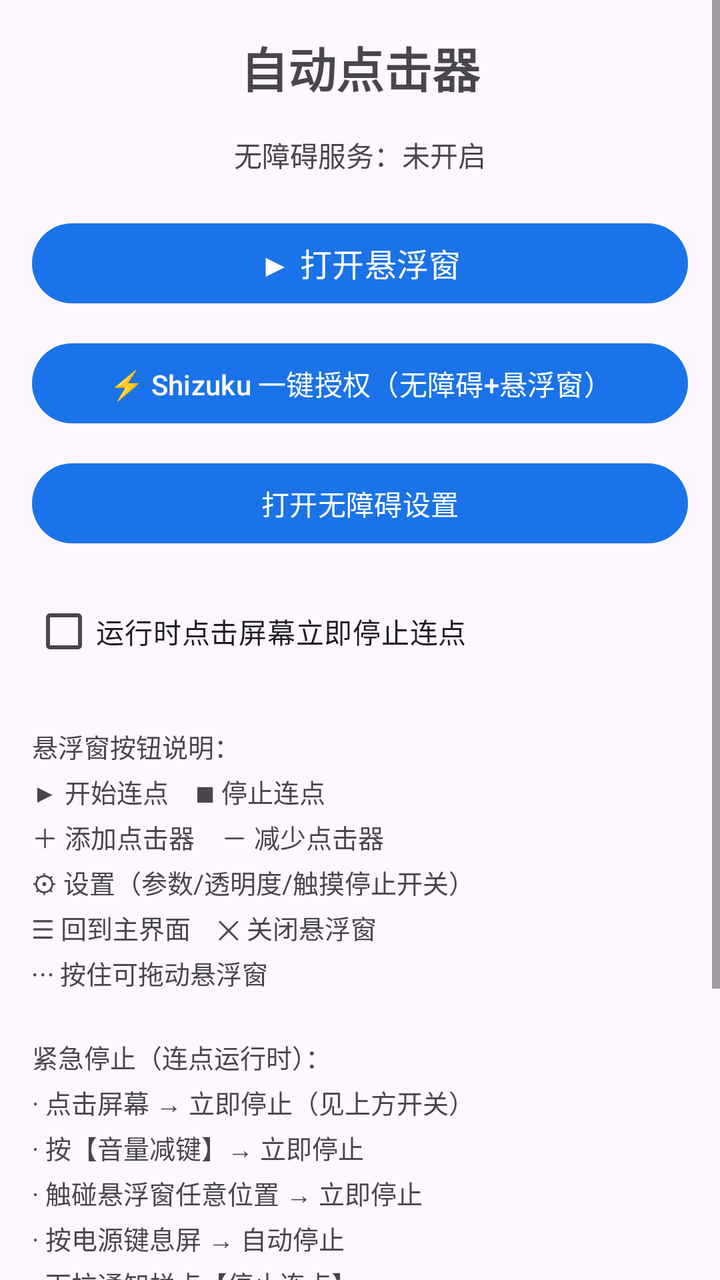
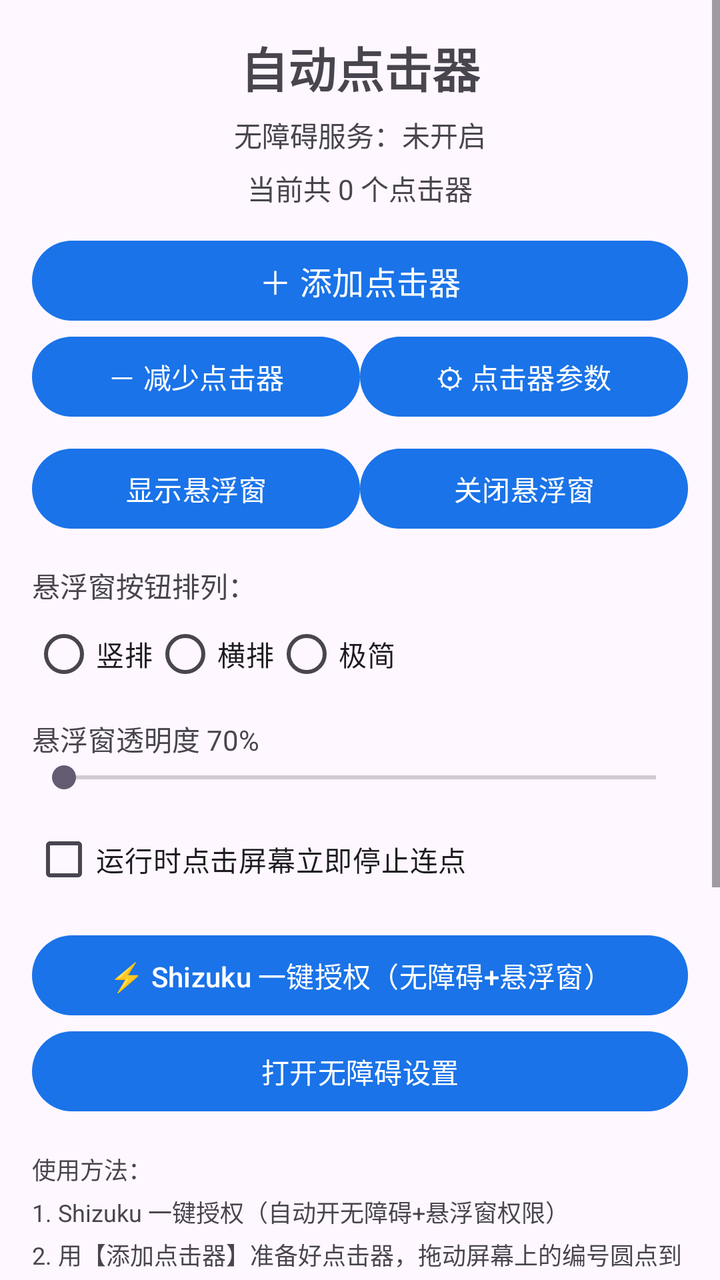

An Android layout rendered at two revisions. The XML below is the earlier revision; the diff shows what the commit changed to produce the second picture.
<!-- AndroidManifest.xml: application theme Theme.AutoClicker -->
<!-- res/layout/activity_main.xml -->
<?xml version="1.0" encoding="utf-8"?>
<ScrollView xmlns:android="http://schemas.android.com/apk/res/android"
    android:layout_width="match_parent"
    android:layout_height="match_parent"
    android:fitsSystemWindows="true">

    <LinearLayout
        android:layout_width="match_parent"
        android:layout_height="wrap_content"
        android:orientation="vertical"
        android:padding="16dp"
        android:gravity="center">

        <TextView
            android:layout_width="wrap_content"
            android:layout_height="wrap_content"
            android:text="自动点击器"
            android:textSize="24sp"
            android:textStyle="bold"
            android:layout_marginBottom="16dp"/>

        <TextView
            android:id="@+id/status"
            android:layout_width="wrap_content"
            android:layout_height="wrap_content"
            android:text="无障碍服务：未开启"
            android:textSize="14sp"
            android:layout_marginBottom="20dp"/>

        <Button android:id="@+id/btn_run"
            android:layout_width="match_parent"
            android:layout_height="wrap_content"
            android:text="▶ 打开悬浮窗"
            android:textSize="16sp"
            android:layout_marginBottom="12dp"/>

        <Button android:id="@+id/btn_shizuku"
            android:layout_width="match_parent"
            android:layout_height="wrap_content"
            android:text="⚡ Shizuku 一键授权（无障碍+悬浮窗）"
            android:textSize="14sp"
            android:layout_marginBottom="12dp"/>

        <Button android:id="@+id/btn_open_acc"
            android:layout_width="match_parent"
            android:layout_height="wrap_content"
            android:text="打开无障碍设置"
            android:textSize="14sp"/>

        <CheckBox android:id="@+id/cb_touch_stop"
            android:layout_width="match_parent"
            android:layout_height="wrap_content"
            android:text="运行时点击屏幕立即停止连点"
            android:textSize="14sp"
            android:layout_marginTop="16dp"/>

        <TextView
            android:layout_width="match_parent"
            android:layout_height="wrap_content"
            android:text="悬浮窗按钮说明：&#10;▶ 开始连点    ■ 停止连点&#10;＋ 添加点击器    － 减少点击器&#10;⚙ 设置（参数/透明度/触摸停止开关）&#10;☰ 回到主界面    ✕ 关闭悬浮窗&#10;⋯ 按住可拖动悬浮窗&#10;&#10;紧急停止（连点运行时）：&#10;· 点击屏幕 → 立即停止（见上方开关）&#10;· 按【音量减键】→ 立即停止&#10;· 触碰悬浮窗任意位置 → 立即停止&#10;· 按电源键息屏 → 自动停止&#10;· 下拉通知栏点【停止连点】"
            android:textSize="13sp"
            android:layout_marginTop="24dp"
            android:lineSpacingExtra="4dp"/>

        <TextView
            android:layout_width="match_parent"
            android:layout_height="wrap_content"
            android:text="使用方法：&#10;1. 点【Shizuku 一键授权】自动开启无障碍和悬浮窗权限&#10;2. 点【打开悬浮窗】调出控制面板&#10;3. 用 ＋ 添加点击器（显示为带编号的圆点）&#10;4. 把圆点拖到要点击的位置&#10;5. 点 ▶ 开始连点（运行时圆点不可拖动，点击会穿透到下方应用）"
            android:textSize="12sp"
            android:textColor="?android:attr/textColorSecondary"
            android:layout_marginTop="16dp"
            android:lineSpacingExtra="4dp"/>

    </LinearLayout>
</ScrollView>
<!-- resources referenced by this layout -->
<resources>
  <style name="Theme.AutoClicker" parent="Theme.Material3.DayNight">
          <item name="colorPrimary">@color/primary</item>
      </style>
  <color name="primary">#1a73e8</color>
</resources>

<!-- the commit's change to res/layout/activity_main.xml (unified diff, before → after) -->
@@ -8,38 +8,114 @@
         android:layout_width="match_parent"
         android:layout_height="wrap_content"
         android:orientation="vertical"
-        android:padding="16dp"
-        android:gravity="center">
+        android:padding="16dp">
 
         <TextView
             android:layout_width="wrap_content"
             android:layout_height="wrap_content"
+            android:layout_gravity="center_horizontal"
             android:text="自动点击器"
             android:textSize="24sp"
-            android:textStyle="bold"
-            android:layout_marginBottom="16dp"/>
+            android:textStyle="bold"/>
 
         <TextView
             android:id="@+id/status"
             android:layout_width="wrap_content"
             android:layout_height="wrap_content"
+            android:layout_gravity="center_horizontal"
             android:text="无障碍服务：未开启"
             android:textSize="14sp"
-            android:layout_marginBottom="20dp"/>
+            android:layout_marginTop="6dp"/>
 
-        <Button android:id="@+id/btn_run"
+        <TextView
+            android:id="@+id/clicker_count"
+            android:layout_width="wrap_content"
+            android:layout_height="wrap_content"
+            android:layout_gravity="center_horizontal"
+            android:text="当前共 0 个点击器"
+            android:textSize="14sp"
+            android:layout_marginTop="6dp"
+            android:layout_marginBottom="12dp"/>
+
+        <Button android:id="@+id/btn_add"
             android:layout_width="match_parent"
             android:layout_height="wrap_content"
-            android:text="▶ 打开悬浮窗"
-            android:textSize="16sp"
-            android:layout_marginBottom="12dp"/>
+            android:text="＋ 添加点击器"
+            android:textSize="16sp"/>
+
+        <LinearLayout
+            android:layout_width="match_parent"
+            android:layout_height="wrap_content"
+            android:orientation="horizontal">
+            <Button android:id="@+id/btn_remove"
+                android:layout_width="0dp" android:layout_height="wrap_content"
+                android:layout_weight="1" android:text="－ 减少点击器"/>
+            <Button android:id="@+id/btn_params"
+                android:layout_width="0dp" android:layout_height="wrap_content"
+                android:layout_weight="1" android:text="⚙ 点击器参数"/>
+        </LinearLayout>
+
+        <LinearLayout
+            android:layout_width="match_parent"
+            android:layout_height="wrap_content"
+            android:orientation="horizontal"
+            android:layout_marginTop="8dp">
+            <Button android:id="@+id/btn_show_panel"
+                android:layout_width="0dp" android:layout_height="wrap_content"
+                android:layout_weight="1" android:text="显示悬浮窗"
+                android:textSize="14sp"/>
+            <Button android:id="@+id/btn_close_panel"
+                android:layout_width="0dp" android:layout_height="wrap_content"
+                android:layout_weight="1" android:text="关闭悬浮窗"
+                android:textSize="14sp"/>
+        </LinearLayout>
+
+        <TextView
+            android:layout_width="match_parent"
+            android:layout_height="wrap_content"
+            android:text="悬浮窗按钮排列："
+            android:textSize="14sp"
+            android:layout_marginTop="14dp"/>
+
+        <RadioGroup android:id="@+id/rg_layout"
+            android:layout_width="match_parent"
+            android:layout_height="wrap_content"
+            android:orientation="horizontal">
+            <RadioButton android:id="@+id/rb_v"
+                android:layout_width="wrap_content" android:layout_height="wrap_content"
+                android:text="竖排"/>
+            <RadioButton android:id="@+id/rb_h"
+                android:layout_width="wrap_content" android:layout_height="wrap_content"
+                android:text="横排"/>
+            <RadioButton android:id="@+id/rb_min"
+                android:layout_width="wrap_content" android:layout_height="wrap_content"
+                android:text="极简"/>
+        </RadioGroup>
+
+        <TextView android:id="@+id/alpha_label"
+            android:layout_width="match_parent"
+            android:layout_height="wrap_content"
+            android:text="悬浮窗透明度 70%"
+            android:textSize="14sp"
+            android:layout_marginTop="8dp"/>
+
+        <SeekBar android:id="@+id/seek_alpha"
+            android:layout_width="match_parent"
+            android:layout_height="wrap_content"/>
+
+        <CheckBox android:id="@+id/cb_touch_stop"
+            android:layout_width="match_parent"
+            android:layout_height="wrap_content"
+            android:text="运行时点击屏幕立即停止连点"
+            android:textSize="14sp"
+            android:layout_marginTop="8dp"/>
 
         <Button android:id="@+id/btn_shizuku"
             android:layout_width="match_parent"
             android:layout_height="wrap_content"
+            android:layout_marginTop="10dp"
             android:text="⚡ Shizuku 一键授权（无障碍+悬浮窗）"
-            android:textSize="14sp"
-            android:layout_marginBottom="12dp"/>
+            android:textSize="14sp"/>
 
         <Button android:id="@+id/btn_open_acc"
             android:layout_width="match_parent"
@@ -47,25 +123,10 @@
             android:text="打开无障碍设置"
             android:textSize="14sp"/>
 
-        <CheckBox android:id="@+id/cb_touch_stop"
-            android:layout_width="match_parent"
-            android:layout_height="wrap_content"
-            android:text="运行时点击屏幕立即停止连点"
-            android:textSize="14sp"
-            android:layout_marginTop="16dp"/>
-
         <TextView
             android:layout_width="match_parent"
             android:layout_height="wrap_content"
-            android:text="悬浮窗按钮说明：&#10;▶ 开始连点    ■ 停止连点&#10;＋ 添加点击器    － 减少点击器&#10;⚙ 设置（参数/透明度/触摸停止开关）&#10;☰ 回到主界面    ✕ 关闭悬浮窗&#10;⋯ 按住可拖动悬浮窗&#10;&#10;紧急停止（连点运行时）：&#10;· 点击屏幕 → 立即停止（见上方开关）&#10;· 按【音量减键】→ 立即停止&#10;· 触碰悬浮窗任意位置 → 立即停止&#10;· 按电源键息屏 → 自动停止&#10;· 下拉通知栏点【停止连点】"
-            android:textSize="13sp"
-            android:layout_marginTop="24dp"
-            android:lineSpacingExtra="4dp"/>
-
-        <TextView
-            android:layout_width="match_parent"
-            android:layout_height="wrap_content"
-            android:text="使用方法：&#10;1. 点【Shizuku 一键授权】自动开启无障碍和悬浮窗权限&#10;2. 点【打开悬浮窗】调出控制面板&#10;3. 用 ＋ 添加点击器（显示为带编号的圆点）&#10;4. 把圆点拖到要点击的位置&#10;5. 点 ▶ 开始连点（运行时圆点不可拖动，点击会穿透到下方应用）"
+            android:text="使用方法：&#10;1. Shizuku 一键授权（自动开无障碍+悬浮窗权限）&#10;2. 用【添加点击器】准备好点击器，拖动屏幕上的编号圆点到目标位置&#10;3. 点【显示悬浮窗】调出小控制条：▶ 开始/停止，✕ 关闭&#10;4. 用【点击器参数】调整每个点击器的间隔/时长/次数&#10;&#10;悬浮窗排列：竖排/横排（▶ ✕）或极简（仅 ▶，拖动可移动，关闭用本页【关闭悬浮窗】）&#10;&#10;紧急停止（运行中）：&#10;· 点击屏幕（可在上方关闭）&#10;· 按【音量减键】&#10;· 触碰悬浮窗（控制条）&#10;· 按电源键息屏&#10;· 下拉通知栏点【停止连点】"
             android:textSize="12sp"
             android:textColor="?android:attr/textColorSecondary"
             android:layout_marginTop="16dp"
